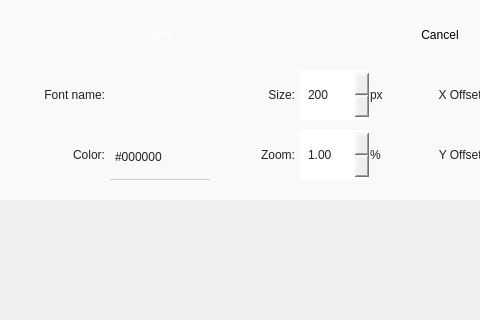
First picture: the form in src/FontToPng/ui/IconExport.ui, repository 188080501/FontToPng, before the edit; both pictures show x 0 to 480 and y 0 to 320 of the 600 by 600 pixel window.
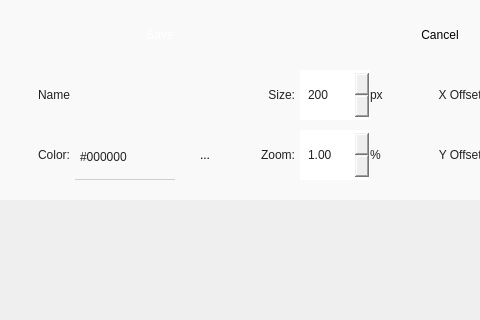
Second picture: the form after the edit. Icons and pictures are not drawn.

Diff of the .ui file:
```diff
--- a/src/FontToPng/ui/IconExport.ui
+++ b/src/FontToPng/ui/IconExport.ui
@@ -54,7 +54,7 @@
    <widget class="QLabel" name="labelFontName">
     <property name="geometry">
      <rect>
-      <x>110</x>
+      <x>70</x>
       <y>70</y>
       <width>140</width>
       <height>50</height>
@@ -146,7 +146,7 @@
    <widget class="QLineEdit" name="lineEditColor">
     <property name="geometry">
      <rect>
-      <x>110</x>
+      <x>75</x>
       <y>130</y>
       <width>100</width>
       <height>50</height>
@@ -193,9 +193,9 @@
    <widget class="QLabel" name="label">
     <property name="geometry">
      <rect>
-      <x>25</x>
+      <x>0</x>
       <y>130</y>
-      <width>80</width>
+      <width>70</width>
       <height>50</height>
      </rect>
     </property>
@@ -553,14 +553,14 @@
    <widget class="QLabel" name="label_8">
     <property name="geometry">
      <rect>
-      <x>5</x>
+      <x>0</x>
       <y>70</y>
-      <width>100</width>
+      <width>70</width>
       <height>50</height>
      </rect>
     </property>
     <property name="text">
-     <string>Font name:</string>
+     <string>Name</string>
     </property>
     <property name="alignment">
      <set>Qt::AlignRight|Qt::AlignTrailing|Qt::AlignVCenter</set>
@@ -598,6 +598,48 @@
      <set>Qt::AlignLeading|Qt::AlignLeft|Qt::AlignVCenter</set>
     </property>
    </widget>
+   <widget class="QPushButton" name="pushButtonShowColorDialog">
+    <property name="geometry">
+     <rect>
+      <x>180</x>
+      <y>130</y>
+      <width>50</width>
+      <height>50</height>
+     </rect>
+    </property>
+    <property name="focusPolicy">
+     <enum>Qt::ClickFocus</enum>
+    </property>
+    <property name="styleSheet">
+     <string notr="true">QPushButton
+{
+    color: black;
+
+    border: 5px;
+	border-image: url(:/Picture/Button_Raised_White_Normal.png) 5 stretch stretch;
+}
+
+QPushButton::hover
+{
+    border-image: url(:/Picture/Button_Raised_White_Hover.png) 5 stretch stretch;
+}
+
+QPushButton::pressed
+{
+    border-image: url(:/Picture/Button_Raised_White_Pressed.png) 5 stretch stretch;
+}
+
+QPushButton::!enabled
+{
+    color: #66000000;
+
+	border-image: url(:/Picture/Button_Raised_White_Disabled.png) 5 stretch stretch;
+}</string>
+    </property>
+    <property name="text">
+     <string>...</string>
+    </property>
+   </widget>
   </widget>
   <widget class="QWidget" name="widgetPaintCenter" native="true">
    <property name="geometry">
```
